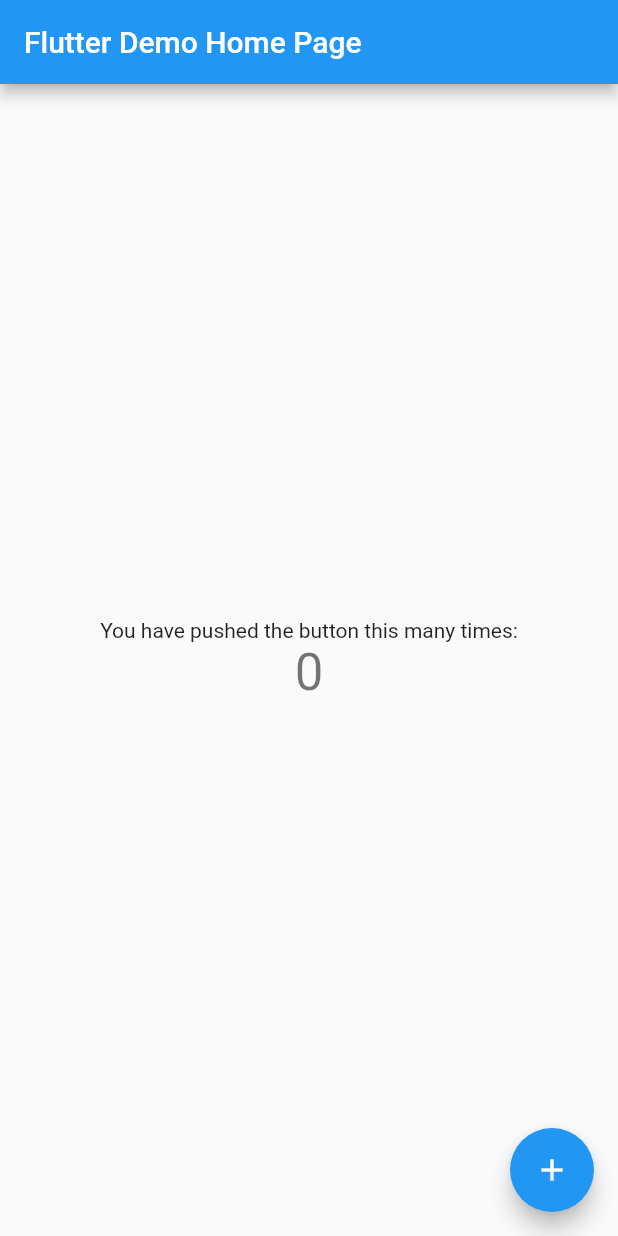
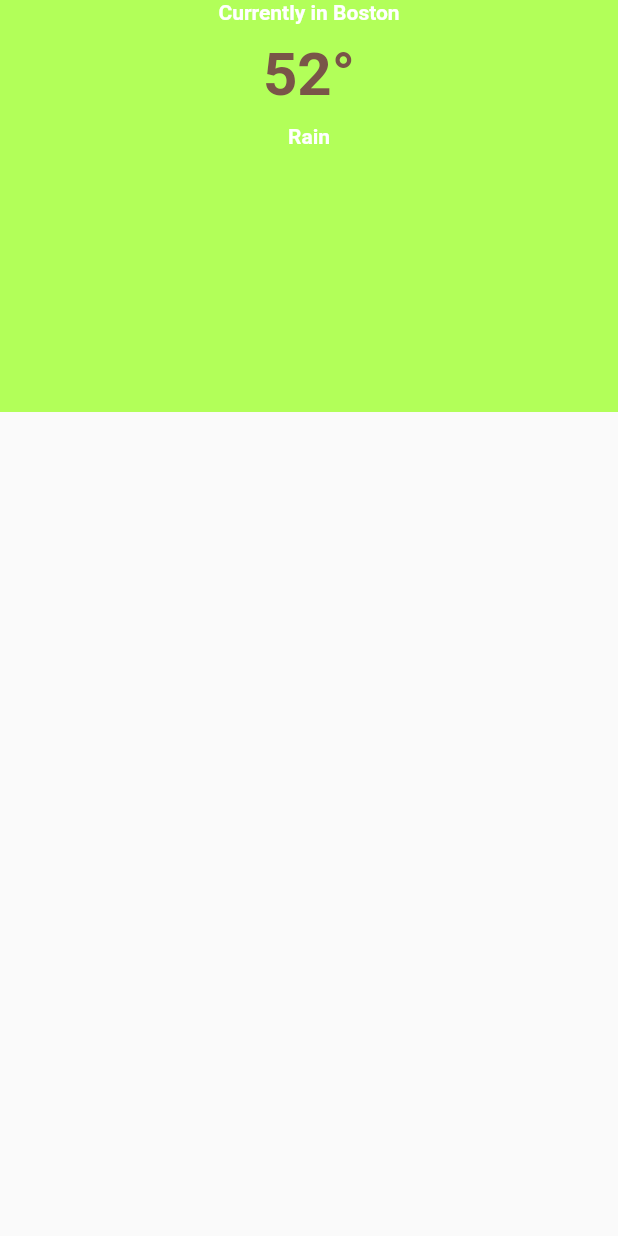
Before and after one commit to Khalid511/weather_app_assignment, a Flutter app: the screen it shows after launch, on a phone screen of 412 x 824 dp. Run offline on Flutter 3.47's test engine with Material 2 defaults, Android fonts, the phone set to English and light mode, and no system bars.

Commit message:
add some ui

```diff
--- a/lib/main.dart
+++ b/lib/main.dart
@@ -1,115 +1,68 @@
 import 'package:flutter/material.dart';
 
-void main() {
-  runApp(const MyApp());
+void main() => runApp(
+  MaterialApp(
+    title: "Weather App",
+    home: Home(),
+
+)
+);
+
+
+class Home extends StatefulWidget {
+      @override
+  State<StatefulWidget> createState() {
+        return _HomeState();
+      }
 }
 
-class MyApp extends StatelessWidget {
-  const MyApp({Key? key}) : super(key: key);
-
-  // This widget is the root of your application.
+class _HomeState extends State<Home> {
   @override
   Widget build(BuildContext context) {
-    return MaterialApp(
-      title: 'Flutter Demo',
-      theme: ThemeData(
-        // This is the theme of your application.
-        //
-        // Try running your application with "flutter run". You'll see the
-        // application has a blue toolbar. Then, without quitting the app, try
-        // changing the primarySwatch below to Colors.green and then invoke
-        // "hot reload" (press "r" in the console where you ran "flutter run",
-        // or simply save your changes to "hot reload" in a Flutter IDE).
-        // Notice that the counter didn't reset back to zero; the application
-        // is not restarted.
-        primarySwatch: Colors.blue,
+    return Scaffold(
+      body: Column(
+        children: <Widget> [
+          Container (
+            height: MediaQuery.of(context).size.height/3,
+            width: MediaQuery.of(context).size.width,
+            color: Colors.lightGreenAccent,
+            child: Column(
+              children: <Widget> [
+                Padding(
+                    padding: EdgeInsets.only(bottom: 10.0),
+                  child: Text (
+                    "Currently in Boston",
+                    style: TextStyle(
+                      color: Colors.white,
+                      fontSize: 14.0,
+                      fontWeight: FontWeight.w600,
+                    ),
+                  ),
+                ),
+                Text(
+                  "52\u00B0",
+                  style: TextStyle(
+                    color: Colors.brown,
+                    fontSize: 40.0,
+                    fontWeight: FontWeight.w600,
+                  ),
+                ),
+                Padding(
+                  padding: EdgeInsets.only(top: 10.0),
+                  child: Text (
+                    "Rain",
+                    style: TextStyle(
+                      color: Colors.white,
+                      fontSize: 14.0,
+                      fontWeight: FontWeight.w600,
+                    ),
+                  ),
+                )
+              ],
+            ),
+          )
+        ],
       ),
-      home: const MyHomePage(title: 'Flutter Demo Home Page'),
     );
   }
 }
-
-class MyHomePage extends StatefulWidget {
-  const MyHomePage({Key? key, required this.title}) : super(key: key);
-
-  // This widget is the home page of your application. It is stateful, meaning
-  // that it has a State object (defined below) that contains fields that affect
-  // how it looks.
-
-  // This class is the configuration for the state. It holds the values (in this
-  // case the title) provided by the parent (in this case the App widget) and
-  // used by the build method of the State. Fields in a Widget subclass are
-  // always marked "final".
-
-  final String title;
-
-  @override
-  State<MyHomePage> createState() => _MyHomePageState();
-}
-
-class _MyHomePageState extends State<MyHomePage> {
-  int _counter = 0;
-
-  void _incrementCounter() {
-    setState(() {
-      // This call to setState tells the Flutter framework that something has
-      // changed in this State, which causes it to rerun the build method below
-      // so that the display can reflect the updated values. If we changed
-      // _counter without calling setState(), then the build method would not be
-      // called again, and so nothing would appear to happen.
-      _counter++;
-    });
-  }
-
-  @override
-  Widget build(BuildContext context) {
-    // This method is rerun every time setState is called, for instance as done
-    // by the _incrementCounter method above.
-    //
-    // The Flutter framework has been optimized to make rerunning build methods
-    // fast, so that you can just rebuild anything that needs updating rather
-    // than having to individually change instances of widgets.
-    return Scaffold(
-      appBar: AppBar(
-        // Here we take the value from the MyHomePage object that was created by
-        // the App.build method, and use it to set our appbar title.
-        title: Text(widget.title),
-      ),
-      body: Center(
-        // Center is a layout widget. It takes a single child and positions it
-        // in the middle of the parent.
-        child: Column(
-          // Column is also a layout widget. It takes a list of children and
-          // arranges them vertically. By default, it sizes itself to fit its
-          // children horizontally, and tries to be as tall as its parent.
-          //
-          // Invoke "debug painting" (press "p" in the console, choose the
-          // "Toggle Debug Paint" action from the Flutter Inspector in Android
-          // Studio, or the "Toggle Debug Paint" command in Visual Studio Code)
-          // to see the wireframe for each widget.
-          //
-          // Column has various properties to control how it sizes itself and
-          // how it positions its children. Here we use mainAxisAlignment to
-          // center the children vertically; the main axis here is the vertical
-          // axis because Columns are vertical (the cross axis would be
-          // horizontal).
-          mainAxisAlignment: MainAxisAlignment.center,
-          children: <Widget>[
-            const Text(
-              'You have pushed the button this many times:',
-            ),
-            Text(
-              '$_counter',
-              style: Theme.of(context).textTheme.headline4,
-            ),
-          ],
-        ),
-      ),
-      floatingActionButton: FloatingActionButton(
-        onPressed: _incrementCounter,
-        tooltip: 'Increment',
-        child: const Icon(Icons.add),
-      ), // This trailing comma makes auto-formatting nicer for build methods.
-    );
-  }
-}
```
